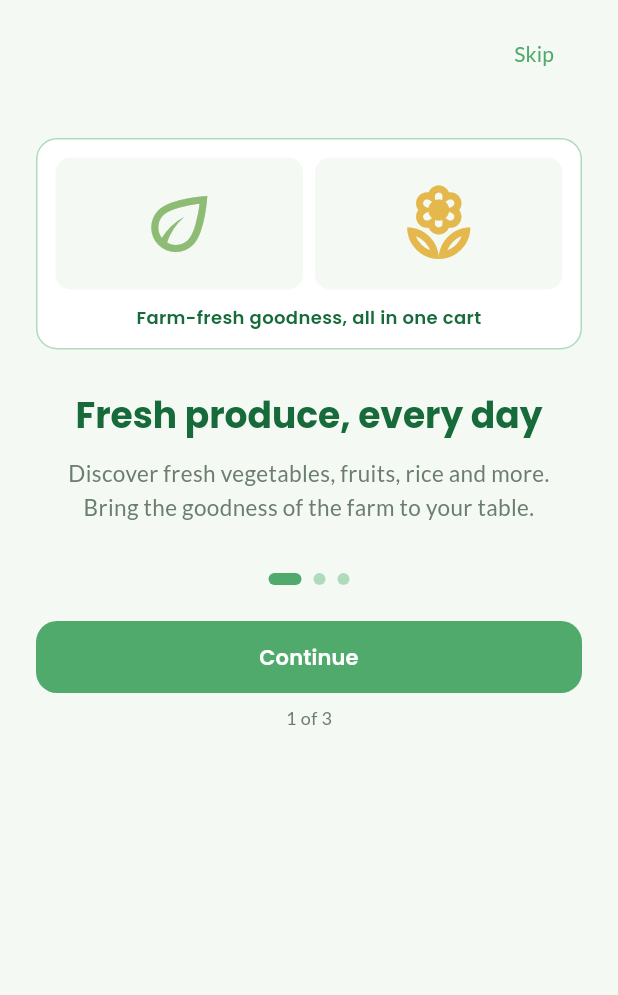
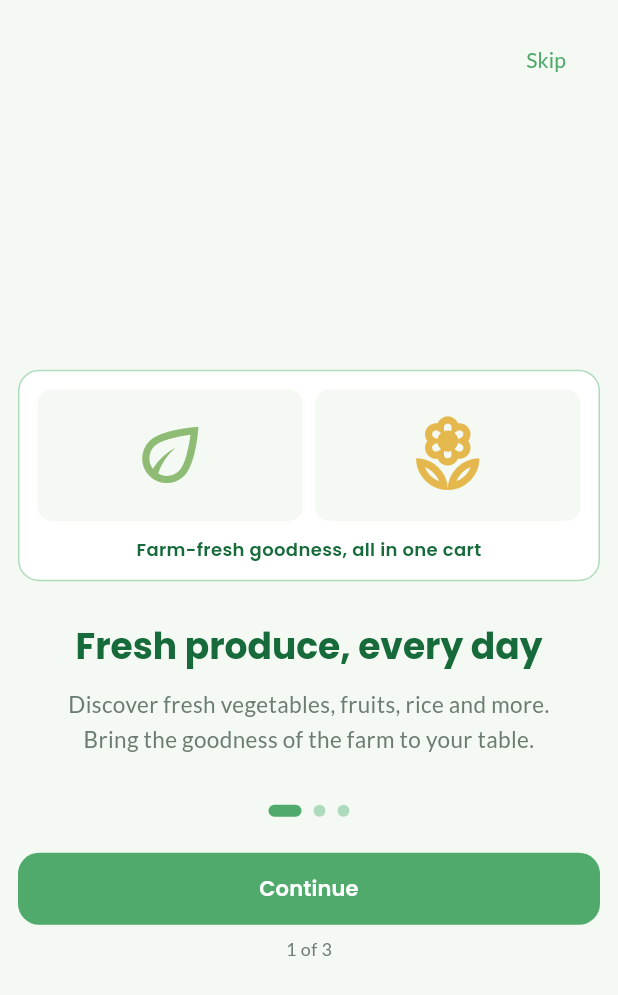
Before and after one commit to Vidalyn18/Agricart, a Flutter app: the screen it shows after launch, after a tap on "AgriCart", after a tap on "Get Started", on a phone screen of 412 x 824 dp. Shown: the top 995 px of the screen. Run offline on Flutter 3.47's test engine with Material 3 defaults, Android fonts, the phone set to English and light mode, and no system bars; our stand-ins replace fl_chart, google_fonts, image_picker, shared_preferences, supabase_flutter; accounts and stored records are empty.

Commit message:
Update login flow and add widget tests

```diff
--- a/lib/login_screens.dart
+++ b/lib/login_screens.dart
@@ -137,7 +137,6 @@ class _LogoStartScreenState extends State<_LogoStartScreen>
     with SingleTickerProviderStateMixin {
   late final AnimationController _pulseController;
   late final Animation<double> _logoScale;
-  late final Animation<double> _hintOpacity;
 
   @override
   void initState() {
@@ -151,7 +150,6 @@ class _LogoStartScreenState extends State<_LogoStartScreen>
       curve: Curves.easeInOut,
     );
     _logoScale = Tween<double>(begin: 0.97, end: 1).animate(curve);
-    _hintOpacity = Tween<double>(begin: 0.62, end: 1).animate(curve);
   }
 
   @override
@@ -190,18 +188,6 @@ class _LogoStartScreenState extends State<_LogoStartScreen>
                             child: child,
                           ),
                           child: _StartupLogo(size: logoSize),
-                        ),
-                        const SizedBox(height: 18),
-                        FadeTransition(
-                          opacity: _hintOpacity,
-                          child: Text(
-                            'Tap the logo to continue',
-                            style: GoogleFonts.lato(
-                              color: AgriCartColors.darkGreen,
-                              fontSize: 14,
-                              fontWeight: FontWeight.w600,
-                            ),
-                          ),
                         ),
                       ],
                     ),
@@ -353,17 +339,17 @@ class _OnboardingScreenState extends State<OnboardingScreen> {
   @override
   Widget build(BuildContext context) {
     final slide = _slides[_index];
-    return _PageScaffold(
+    return _CenteredStartLayout(
+      topActionAlignment: Alignment.centerRight,
+      topAction: TextButton(
+        onPressed: widget.onComplete,
+        child: const Text('Skip'),
+      ),
       child: Column(
+        mainAxisSize: MainAxisSize.min,
+        mainAxisAlignment: MainAxisAlignment.center,
+        crossAxisAlignment: CrossAxisAlignment.center,
         children: [
-          Align(
-            alignment: Alignment.centerRight,
-            child: TextButton(
-              onPressed: widget.onComplete,
-              child: const Text('Skip'),
-            ),
-          ),
-          const SizedBox(height: 32),
           _OnboardingArtwork(index: _index, caption: slide.caption),
           const SizedBox(height: 28),
           Text(
@@ -427,6 +413,58 @@ class _OnboardingScreenState extends State<OnboardingScreen> {
   }
 }
 
+class _CenteredStartLayout extends StatelessWidget {
+  const _CenteredStartLayout({
+    required this.topActionAlignment,
+    required this.topAction,
+    required this.child,
+  });
+
+  final AlignmentGeometry topActionAlignment;
+  final Widget topAction;
+  final Widget child;
+
+  @override
+  Widget build(BuildContext context) {
+    return Scaffold(
+      backgroundColor: AgriCartColors.background,
+      body: SafeArea(
+        child: Column(
+          children: [
+            Padding(
+              padding: const EdgeInsets.fromLTRB(16, 16, 16, 0),
+              child: Align(alignment: topActionAlignment, child: topAction),
+            ),
+            Expanded(
+              child: LayoutBuilder(
+                builder: (context, constraints) {
+                  return SingleChildScrollView(
+                    primary: false,
+                    child: ConstrainedBox(
+                      constraints: BoxConstraints(
+                        minHeight: constraints.maxHeight,
+                      ),
+                      child: Center(
+                        child: ConstrainedBox(
+                          constraints: const BoxConstraints(maxWidth: 520),
+                          child: Padding(
+                            padding: const EdgeInsets.symmetric(horizontal: 12),
+                            child: child,
+                          ),
+                        ),
+                      ),
+                    ),
+                  );
+                },
+              ),
+            ),
+          ],
+        ),
+      ),
+    );
+  }
+}
+
 class _OnboardingSlide {
   const _OnboardingSlide({
     required this.title,
@@ -606,12 +644,14 @@ class _RoleSelectionScreenState extends State<RoleSelectionScreen> {
 
   @override
   Widget build(BuildContext context) {
-    return _PageScaffold(
+    return _CenteredStartLayout(
+      topActionAlignment: Alignment.centerLeft,
+      topAction: _BackButton(onPressed: widget.onBack),
       child: Column(
+        mainAxisSize: MainAxisSize.min,
+        mainAxisAlignment: MainAxisAlignment.center,
         crossAxisAlignment: CrossAxisAlignment.center,
         children: [
-          _BackButton(onPressed: widget.onBack),
-          const SizedBox(height: 8),
           const _BrandMark(),
           const SizedBox(height: 18),
           Text(
```
Also changed, not shown: 3 other files.
